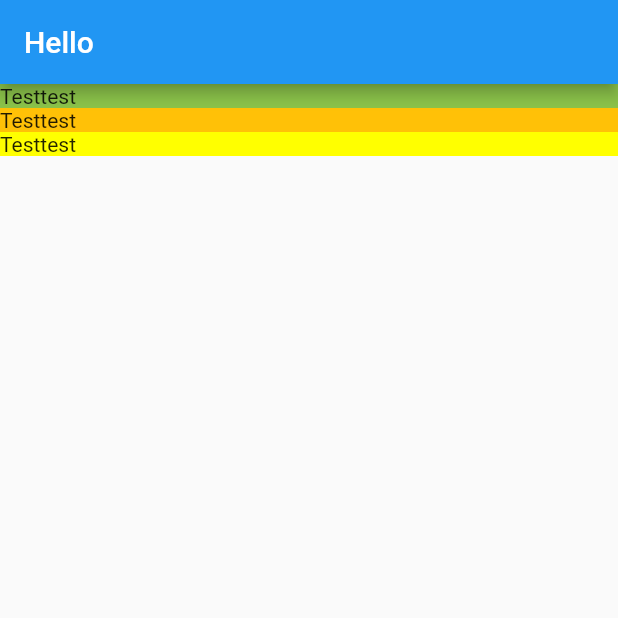
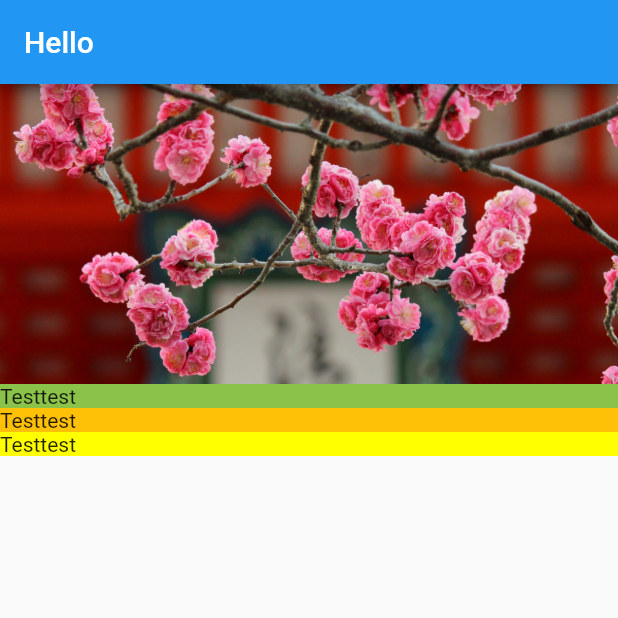
Before and after one commit to Coolerhino/flutter-testapp, a Flutter app: the screen it shows after launch, on a phone screen of 412 x 824 dp, the top half of it. Run offline on Flutter 3.47's test engine with Material 2 defaults, Android fonts, the phone set to English and light mode, and no system bars.

Commit message:
Add view for image

```diff
--- /dev/null
+++ b/lib/screens/home/image_banner.dart
@@ -0,0 +1,19 @@
+import 'package:flutter/material.dart';
+
+class ImageBanner extends StatelessWidget {
+  final String _assetPath;
+
+  ImageBanner(this._assetPath);
+
+  @override
+  Widget build(BuildContext context) {
+    return Container(
+        constraints: BoxConstraints.expand(height: 200.0),
+        decoration: BoxDecoration(color: Colors.grey),
+        child: Image.asset(
+            _assetPath,
+            fit: BoxFit.cover,
+        )
+    );
+  }
+}
--- a/lib/screens/home/location_detail.dart
+++ b/lib/screens/home/location_detail.dart
@@ -1,5 +1,6 @@
 import 'package:flutter/material.dart';
-import 'package:testapp/screens/home/text_section.dart';
+import 'image_banner.dart';
+import 'text_section.dart';
 
 class LocationDetail extends StatelessWidget{
   @override
@@ -12,6 +13,7 @@ class LocationDetail extends StatelessWidget{
         mainAxisAlignment: MainAxisAlignment.start,
         crossAxisAlignment: CrossAxisAlignment.stretch,
         children:[
+          ImageBanner("assets/images/kiyomizu-dera.jpg"),
           TextSection(Colors.lightGreen),
           TextSection(Colors.amber),
           TextSection(Colors.yellowAccent),
--- a/pubspec.yaml
+++ b/pubspec.yaml
@@ -42,9 +42,8 @@ flutter:
   uses-material-design: true
 
   # To add assets to your application, add an assets section, like this:
-  # assets:
-  #  - images/a_dot_burr.jpeg
-  #  - images/a_dot_ham.jpeg
+  assets:
+    - assets/images/
 
   # An image asset can refer to one or more resolution-specific "variants", see
   # https://flutter.dev/assets-and-images/#resolution-aware.
```
Also changed, not shown: assets/images/kiyomizu-dera.jpg (added).
